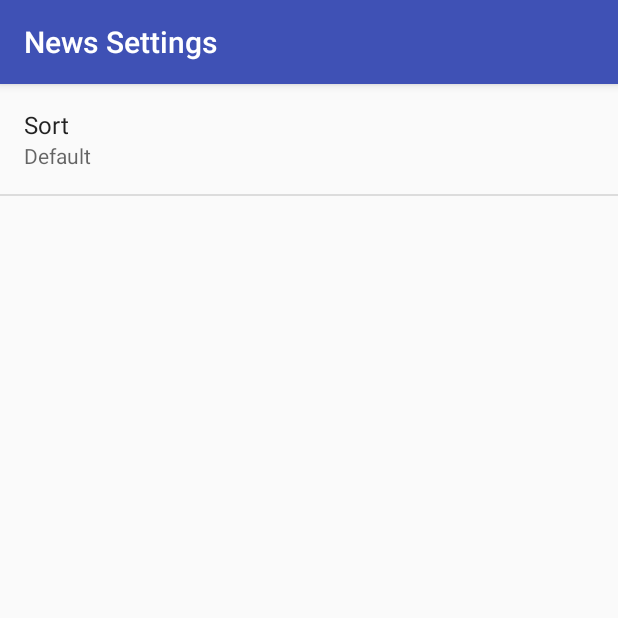
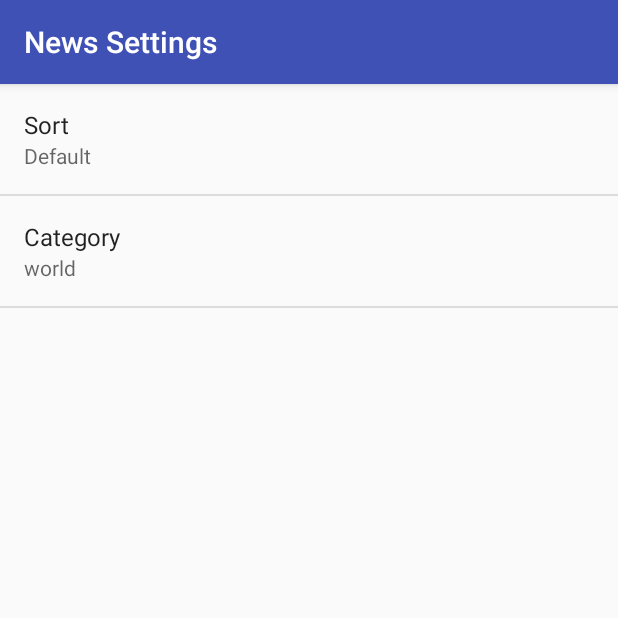
Before and after one commit to Terqy/NewsAppRepo, an Android app: the screen it shows after launch (SettingsActivity), in the options menu, after a tap on "Settings", on a phone screen of 412 x 824 dp, the top half of it. Run offline under Robolectric (Android 15) with nearby library versions, the phone set to English and light mode, and no system bars.

Commit message:
Even more changes

```diff
--- a/app/src/main/java/com/example/android/newsapp/MainActivity.java
+++ b/app/src/main/java/com/example/android/newsapp/MainActivity.java
@@ -10,7 +10,6 @@ import android.net.Uri;
 import android.preference.PreferenceManager;
 import android.support.v7.app.AppCompatActivity;
 import android.os.Bundle;
-import android.util.Log;
 import android.view.Menu;
 import android.view.MenuItem;
 import android.view.View;
@@ -20,7 +19,6 @@ import android.widget.TextView;
 
 import java.util.ArrayList;
 import java.util.List;
-import java.util.Set;
 
 public class MainActivity extends AppCompatActivity implements android.app.LoaderManager.LoaderCallbacks<List<News>>,
         SharedPreferences.OnSharedPreferenceChangeListener{
@@ -99,17 +97,19 @@ public class MainActivity extends AppCompatActivity implements android.app.Loade
         SharedPreferences sharedPref = PreferenceManager.getDefaultSharedPreferences(this);
         String sortOrder = sharedPref.getString(getString(R.string.sort_order_by_key), getString(R.string.sort_order_by_default));
 
+        String sectionId = sharedPref.getString(getString(R.string.category_key), null);
+
         Uri baseUri = Uri.parse(NEWS_REQUEST_URL);
         Uri.Builder uriBuilder = baseUri.buildUpon();
 
 
         uriBuilder.appendQueryParameter("format", "json");
         uriBuilder.appendQueryParameter("pageSize", "10");
+        uriBuilder.appendQueryParameter("sectionId", String.valueOf(sectionId));
         uriBuilder.appendQueryParameter("sectionName", "sectionName");
         uriBuilder.appendQueryParameter("show-fields", "wordcount,headline,bodyText");
         uriBuilder.appendQueryParameter("show-tags", "contributor");
         uriBuilder.appendQueryParameter("orderBy", String.valueOf(sortOrder));
-        uriBuilder.appendQueryParameter("q", "sport");
         uriBuilder.appendQueryParameter("api-key", "13011c7a-c539-46f5-ae32-be5f28f60425");
 
         return new NewsLoader(this, uriBuilder.toString());
@@ -137,7 +137,15 @@ public class MainActivity extends AppCompatActivity implements android.app.Loade
     }
 
     @Override
-    public void onSharedPreferenceChanged(SharedPreferences sharedPreferences, String s) {
+    public void onSharedPreferenceChanged(SharedPreferences sharedPreferences, String key) {
+        if(key.equals(getString(R.string.sort_order_by_key))) {
+            adapter.clear();
+            emptyTextView.setVisibility(View.GONE);
 
+            View loadingIndicator = findViewById(R.id.loading_indicator);
+            loadingIndicator.setVisibility(View.VISIBLE);
+
+            getLoaderManager().restartLoader(NEWS_LOADER_ID, null, this);
+        }
     }
 }
--- a/app/src/main/java/com/example/android/newsapp/NewsAdapter.java
+++ b/app/src/main/java/com/example/android/newsapp/NewsAdapter.java
@@ -33,6 +33,7 @@ public class NewsAdapter extends ArrayAdapter<News> {
         String title = currentNews.getTitle();
         String category = currentNews.getCategory();
         String author = currentNews.getAuthor();
+        String time = currentNews.getTime();
 
         TextView textViewTitle = (TextView) listItem.findViewById(R.id.title);
         textViewTitle.setText(title);
@@ -43,6 +44,9 @@ public class NewsAdapter extends ArrayAdapter<News> {
         TextView textViewAuthor = (TextView) listItem.findViewById(R.id.author);
         textViewAuthor.setText("Author: " + author);
 
+        TextView textViewTime = (TextView) listItem.findViewById(R.id.time);
+        textViewTime.setText("Time: " + time);
+
         return listItem;
     }
 }
--- a/app/src/main/java/com/example/android/newsapp/QueryUtils.java
+++ b/app/src/main/java/com/example/android/newsapp/QueryUtils.java
@@ -113,12 +113,13 @@ public class QueryUtils {
                 String title = jsonAtPosition.getString("webTitle");
                 String category = jsonAtPosition.getString("sectionName");
                 String url = jsonAtPosition.getString("webUrl");
+                String time = jsonAtPosition.getString("webPublicationDate");
 
                 JSONArray tagsArray = jsonAtPosition.getJSONArray("tags");
                 for(int x = 0; x < tagsArray.length(); x++) {
                     JSONObject tagsObject = tagsArray.getJSONObject(x);
                     String author = tagsObject.getString("webTitle");
-                    News NEWS = new News(title, category, url, author);
+                    News NEWS = new News(title, category, url, author, time);
                     Log.e(TAG, author);
                     news.add(NEWS);
                 }
--- a/app/src/main/java/com/example/android/newsapp/SettingsActivity.java
+++ b/app/src/main/java/com/example/android/newsapp/SettingsActivity.java
@@ -26,6 +26,8 @@ public class SettingsActivity extends AppCompatActivity {
             Preference sortOrder = findPreference(getString(R.string.sort_order_by_key));
             bindPrefereneceSummaryToValue(sortOrder);
 
+            Preference sectionId = findPreference(getString(R.string.category_key));
+            bindPrefereneceSummaryToValue(sectionId);
         }
 
         private void bindPrefereneceSummaryToValue(Preference preference) {
--- a/app/src/main/res/values/arrays.xml
+++ b/app/src/main/res/values/arrays.xml
@@ -4,4 +4,10 @@
         <item>@string/sort_order_by_oldest</item>
         <item>@string/sort_order_by_default</item>
     </string-array>
+
+    <string-array name="settings_category">
+        <item>@string/category_default_value</item>
+        <item>@string/category_politics_value</item>
+        <item>@string/category_sport_value</item>
+    </string-array>
 </resources>
--- a/app/src/main/res/values/strings.xml
+++ b/app/src/main/res/values/strings.xml
@@ -7,4 +7,8 @@
     <string name="sort_order_by_key">order_by</string>
     <string name="sort_order_by_oldest">Oldest</string>
     <string name="sort_order_by_default">Default</string>
+    <string name="category_key">category_prefs</string>
+    <string name="category_default_value">world</string>
+    <string name="category_sport_value">sport</string>
+    <string name="category_politics_value">politics</string>
 </resources>
--- a/app/src/main/res/xml/settings_main.xml
+++ b/app/src/main/res/xml/settings_main.xml
@@ -10,4 +10,11 @@
         android:selectAllOnFocus="true"
         android:title="Sort"/>
 
+    <ListPreference
+        android:defaultValue="world"
+        android:title="Category"
+        android:key="@string/category_key"
+        android:entries="@array/settings_category"
+        android:entryValues="@array/settings_category"/>
+
 </PreferenceScreen>
```
Also changed, not shown: app/src/main/java/com/example/android/newsapp/News.java (+7 -2 lines), app/src/main/res/layout/list.xml (+8 -0 lines), 4 other files.
